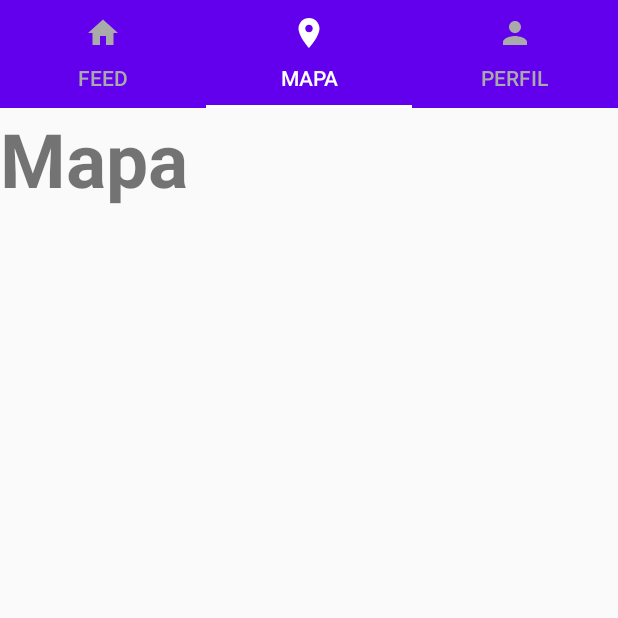
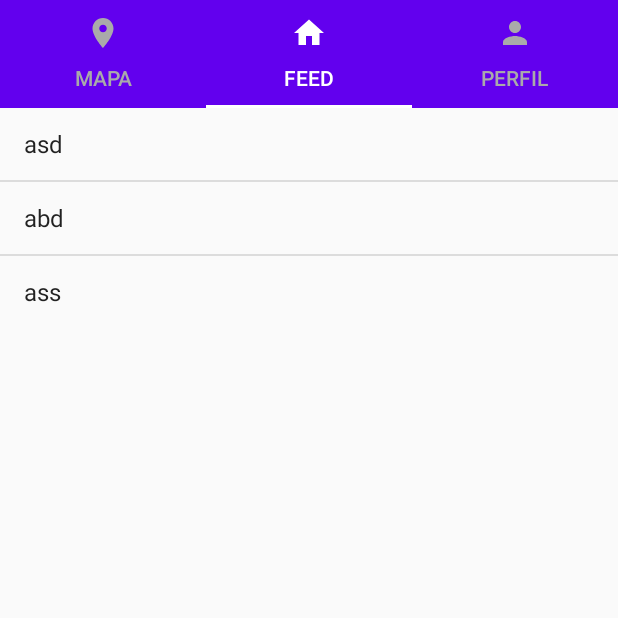
Before and after one commit to madson-rodrigues/app-PromoGela, an Android app: the screen it shows after launch (MainActivity), tab 2 chosen, on a phone screen of 412 x 824 dp, the top half of it. Run offline under Robolectric (Android 15) with nearby library versions, the phone set to English and light mode, and no system bars.

Commit message:
basics of the feed content added

```diff
--- a/app/build.gradle
+++ b/app/build.gradle
@@ -28,6 +28,7 @@ dependencies {
     implementation 'androidx.constraintlayout:constraintlayout:2.0.1'
     implementation 'com.google.android.material:material:1.2.0-alpha03'
     implementation 'androidx.legacy:legacy-support-v4:1.0.0'
+    implementation 'androidx.recyclerview:recyclerview:1.1.0'
     testImplementation 'junit:junit:4.12'
     androidTestImplementation 'androidx.test.ext:junit:1.1.2'
     androidTestImplementation 'androidx.test.espresso:espresso-core:3.3.0'
--- /dev/null
+++ b/app/src/main/java/com/example/promogela/FeedFragment.java
@@ -0,0 +1,47 @@
+package com.example.promogela;
+
+import android.os.Bundle;
+import android.view.LayoutInflater;
+import android.view.View;
+import android.view.ViewGroup;
+import android.widget.ArrayAdapter;
+import android.widget.BaseAdapter;
+import android.widget.ListView;
+
+import androidx.annotation.NonNull;
+import androidx.annotation.Nullable;
+import androidx.fragment.app.Fragment;
+
+import java.util.ArrayList;
+import java.util.Arrays;
+import java.util.List;
+
+public class FeedFragment extends Fragment {
+
+    private ArrayList arrTemp = new ArrayList();
+
+    private ArrayList array = new ArrayList();
+
+    public FeedFragment(){
+    }
+
+    @Override
+    public void onCreate(@Nullable Bundle savedInstanceState) {
+        super.onCreate(savedInstanceState);
+
+    }
+
+    @Nullable
+    @Override
+    public View onCreateView(@NonNull LayoutInflater inflater, @Nullable ViewGroup container, @Nullable Bundle savedInstanceState) {
+        View view = inflater.inflate(R.layout.fragment_feed, container, false);
+        ListView listaDepromos = (ListView)view.findViewById(R.id.lista);
+        List<String> itens = new ArrayList<String>();
+        itens = Arrays.asList(new String[]{"asd", "abd", "ass"});
+        ArrayAdapter<String> adapter = new ArrayAdapter<String>(getContext(), android.R.layout.simple_list_item_1, itens );
+        listaDepromos.setAdapter(adapter);
+        return view;
+    }
+
+
+}
--- a/app/src/main/java/com/example/promogela/MainActivity.java
+++ b/app/src/main/java/com/example/promogela/MainActivity.java
@@ -30,22 +30,22 @@ public class MainActivity extends AppCompatActivity {
 
         ArrayList<String> arrayList = new ArrayList<>();
 
+        arrayList.add("Mapa");
         arrayList.add("Feed");
-        arrayList.add("Mapa");
         arrayList.add("Perfil");
 
         prepareViewPager(viewPager, arrayList);
 
         tabLayout.setupWithViewPager(viewPager);
         //setting the tab icons
-        tabLayout.getTabAt(0).setIcon(R.drawable.ic_feed);
-        tabLayout.getTabAt(1).setIcon(R.drawable.ic_mapa);
+        tabLayout.getTabAt(0).setIcon(R.drawable.ic_mapa);
+        tabLayout.getTabAt(1).setIcon(R.drawable.ic_feed);
         tabLayout.getTabAt(2).setIcon(R.drawable.ic_perfil);
         //setting the tab icon colors, in order to start the app with the right colors
         tabLayout.getTabAt(0).getIcon().setColorFilter(getResources().getColor(android.R.color.white), PorterDuff.Mode.SRC_IN);
         tabLayout.getTabAt(1).getIcon().setColorFilter(getResources().getColor(android.R.color.darker_gray), PorterDuff.Mode.SRC_IN);
         tabLayout.getTabAt(2).getIcon().setColorFilter(getResources().getColor(android.R.color.darker_gray), PorterDuff.Mode.SRC_IN);
-
+        //changing dynamically the icon colors, when selected
         tabLayout.addOnTabSelectedListener(new TabLayout.OnTabSelectedListener() {
             @Override
             public void onTabSelected(TabLayout.Tab tab) {
@@ -74,21 +74,28 @@ public class MainActivity extends AppCompatActivity {
 
     private void prepareViewPager(ViewPager viewPager, ArrayList<String> arrayList) {
         MainAdapter adapter = new MainAdapter(getSupportFragmentManager());
-
+        FeedFragment feed_fragment = new FeedFragment();
         MainFragment fragment = new MainFragment();
-
+        //setting and adding the fragments to the adapter
+        //TODO clean up this part of the code
         for(int i=0; i<arrayList.size(); i++){
             //init bundle
-            Bundle bundle = new Bundle();
+            if(i==1){
+                adapter.addFragment(feed_fragment, "Feed");
+            }
+            else {
+                Bundle bundle = new Bundle();
 
-            bundle.putString("title", arrayList.get(i));
+                bundle.putString("title", arrayList.get(i));
 
-            fragment.setArguments(bundle);
+                fragment.setArguments(bundle);
 
-            adapter.addFragment(fragment, arrayList.get(i));
+                adapter.addFragment(fragment, arrayList.get(i));
 
-            fragment = new MainFragment();
+                fragment = new MainFragment();
+            }
         }
+
 
         viewPager.setAdapter(adapter);
 
--- /dev/null
+++ b/app/src/main/res/layout/fragment_feed.xml
@@ -0,0 +1,11 @@
+<?xml version="1.0" encoding="utf-8"?>
+<LinearLayout xmlns:android="http://schemas.android.com/apk/res/android"
+    xmlns:tools="http://schemas.android.com/tools"
+    android:layout_width="match_parent"
+    android:layout_height="match_parent"
+    android:orientation="vertical">
+    <ListView
+        android:layout_width="match_parent"
+        android:layout_height="wrap_content"
+        android:id="@+id/lista"/>
+</LinearLayout>
--- /dev/null
+++ b/app/src/main/res/values/dimens.xml
@@ -0,0 +1,4 @@
+<?xml version="1.0" encoding="utf-8"?>
+<resources>
+    <dimen name="text_margin">16dp</dimen>
+</resources>
```
